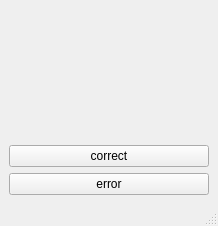
The window that mainwindow.ui (iwxyi/Qt-LabeledEdit) describes before a commit, drawn with Qt 5.
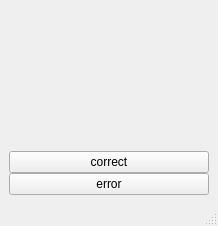
The same window after the commit. Custom widgets are drawn as their Qt base class.

The edit to the form file:
```diff
--- a/mainwindow.ui
+++ b/mainwindow.ui
@@ -15,6 +15,9 @@
   </property>
   <widget class="QWidget" name="centralwidget">
    <layout class="QVBoxLayout" name="verticalLayout">
+    <property name="spacing">
+     <number>0</number>
+    </property>
     <item>
      <widget class="LabeledEdit" name="widget" native="true"/>
     </item>
```
